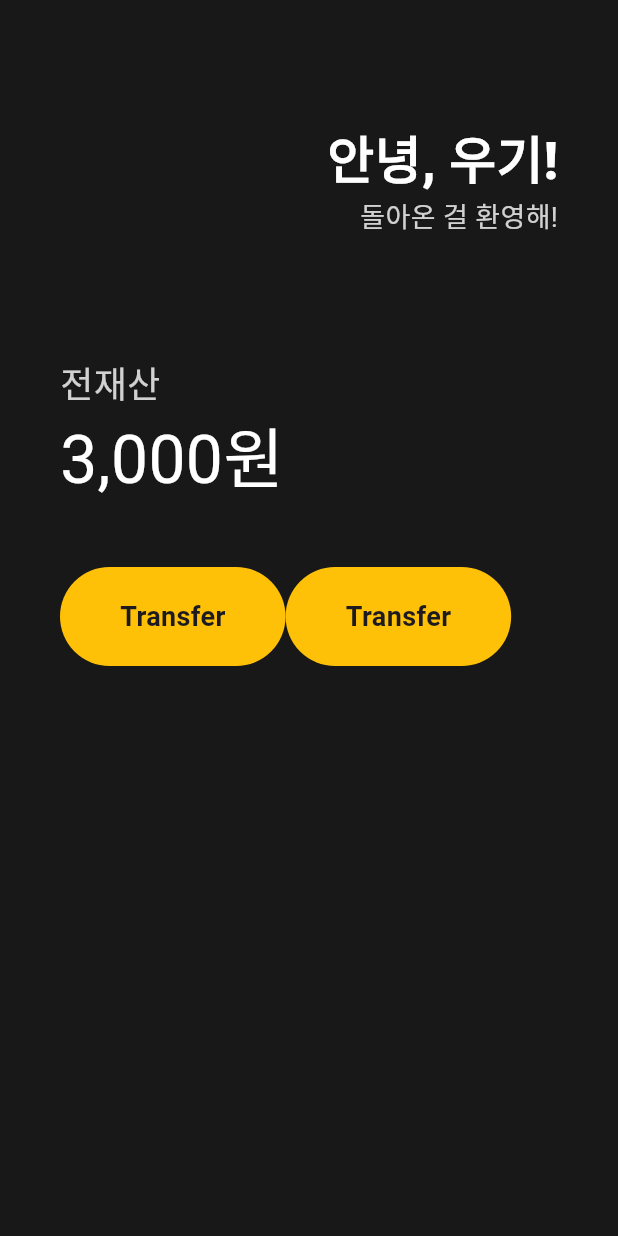
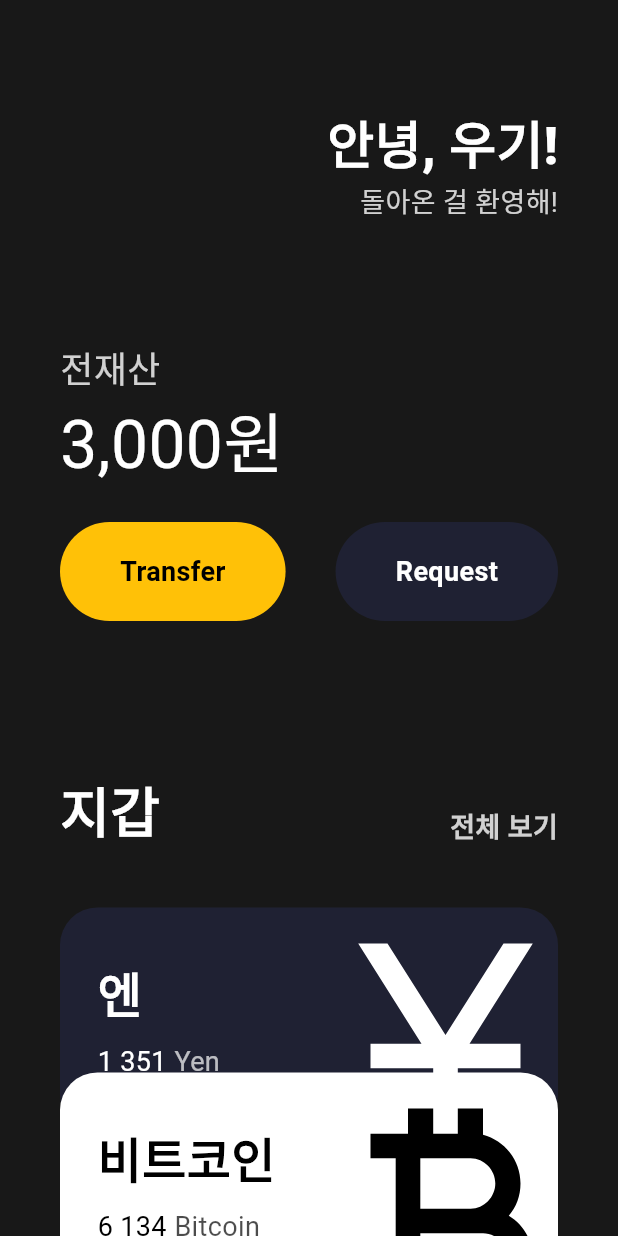
Before and after one commit to WooGi1020/flutter_study, a Flutter app: the screen it shows after launch, on a phone screen of 412 x 824 dp. Run offline on Flutter 3.47's test engine with Material 3 defaults, Android fonts, the phone set to English and light mode, and no system bars.

Commit message:
feat: wallet UI 작성

```diff
--- a/lib/main.dart
+++ b/lib/main.dart
@@ -1,4 +1,6 @@
 import 'package:flutter/material.dart';
+import 'package:flutter_study/widgets/button.dart';
+import 'package:flutter_study/widgets/card.dart';
 
 void main() {
   runApp(App());
@@ -12,12 +14,13 @@ class App extends StatelessWidget {
     return MaterialApp(
       home: Scaffold(
           backgroundColor: Color(0xFF181818),
-          body: Padding(
+          body: SingleChildScrollView(
+            child: Padding(
               padding: EdgeInsets.symmetric(horizontal: 40),
               child: Column(
                 children: [
                   SizedBox(
-                  height: 80,
+                    height: 70,
                   ),
                   Row(
                     mainAxisAlignment: MainAxisAlignment.end,
@@ -47,8 +50,6 @@ class App extends StatelessWidget {
                   SizedBox(
                     height: 80,
                   ),
-                Row(
-                  children: [
                   Column(
                     crossAxisAlignment: CrossAxisAlignment.start,
                     children: [
@@ -67,48 +68,73 @@ class App extends StatelessWidget {
                         ),
                       ),
                       SizedBox(
-                          height: 40,
+                        height: 20,
                       ),
                       Row(
                         mainAxisAlignment: MainAxisAlignment.spaceBetween,
                         children: [
-                            BasicButton(),
-                            BasicButton(),
+                          Button(
+                              text: 'Transfer',
+                              bgColor: Colors.amber,
+                              textColor: Colors.black),
+                          Button(
+                              text: 'Request',
+                              bgColor: Color(0xFF1F2133),
+                              textColor: Colors.white)
                         ],
                       )
                     ],
-                    )
+                  ),
+                  SizedBox(
+                    height: 100,
+                  ),
+                  Row(
+                    mainAxisAlignment: MainAxisAlignment.spaceBetween,
+                    crossAxisAlignment: CrossAxisAlignment.end,
+                    children: [
+                      Text(
+                        '지갑',
+                        style: TextStyle(
+                          fontSize: 36,
+                          color: Colors.white,
+                          fontWeight: FontWeight.w600,
+                        ),
+                      ),
+                      Text(
+                        '전체 보기',
+                        style: TextStyle(
+                          fontSize: 18,
+                          color: Colors.white.withValues(alpha: 0.8),
+                          fontWeight: FontWeight.w600,
+                        ),
+                      ),
                     ],
-                )
+                  ),
+                  SizedBox(
+                    height: 40,
+                  ),
+                  CurrencyCard(
+                      name: '엔',
+                      code: 'Yen',
+                      amount: '1 351',
+                      icon: Icons.currency_yen),
+                  CurrencyCard(
+                      name: '비트코인',
+                      code: 'Bitcoin',
+                      amount: '6 134',
+                      isInverted: true,
+                      order: 2,
+                      icon: Icons.currency_bitcoin),
+                  CurrencyCard(
+                      name: '파운드',
+                      code: 'Pound',
+                      amount: '5 121',
+                      order: 4,
+                      icon: Icons.currency_pound),
                 ],
+              ),
             ),
           )),
     );
   }
 }
-
-class BasicButton extends StatelessWidget {
-  const BasicButton({
-    super.key,
-  });
-
-  @override
-  Widget build(BuildContext context) {
-    return Container(
-      decoration: BoxDecoration(
-        color: Colors.amber,
-        borderRadius: BorderRadius.all(Radius.circular(45)),
-      ),
-      child: Padding(
-        padding: EdgeInsets.symmetric(
-          vertical: 20,
-          horizontal: 40,
-        ),
-        child: Text(
-          'Transfer',
-          style: TextStyle(fontSize: 18, fontWeight: FontWeight.bold),
-        ),
-      ),
-    );
-  }
-}
--- /dev/null
+++ b/lib/widgets/button.dart
@@ -0,0 +1,34 @@
+import 'package:flutter/material.dart';
+
+class Button extends StatelessWidget {
+  final String text;
+  final Color bgColor;
+  final Color textColor;
+
+  const Button(
+      {super.key,
+      required this.text,
+      required this.bgColor,
+      required this.textColor});
+
+  @override
+  Widget build(BuildContext context) {
+    return Container(
+      decoration: BoxDecoration(
+        color: bgColor,
+        borderRadius: BorderRadius.all(Radius.circular(45)),
+      ),
+      child: Padding(
+        padding: EdgeInsets.symmetric(
+          vertical: 20,
+          horizontal: 40,
+        ),
+        child: Text(
+          text,
+          style: TextStyle(
+              fontSize: 18, color: textColor, fontWeight: FontWeight.w600),
+        ),
+      ),
+    );
+  }
+}
--- /dev/null
+++ b/lib/widgets/card.dart
@@ -0,0 +1,88 @@
+import 'package:flutter/material.dart';
+
+class CurrencyCard extends StatelessWidget {
+  final String name, code, amount;
+  final IconData icon;
+  final bool isInverted;
+  final int order;
+
+  const CurrencyCard(
+      {super.key,
+      required this.name,
+      required this.code,
+      required this.amount,
+      required this.icon,
+      this.order = 0,
+      this.isInverted = false});
+
+  @override
+  Widget build(BuildContext context) {
+    return Transform.translate(
+      offset: Offset(0, -order * 20),
+      child: Container(
+          clipBehavior: Clip.hardEdge,
+          decoration: BoxDecoration(
+            color: isInverted ? Colors.white : Color(0xFF1F2133),
+            borderRadius: BorderRadius.all(Radius.circular(25)),
+          ),
+          child: Padding(
+            padding: const EdgeInsets.all(25),
+            child: Row(
+              mainAxisAlignment: MainAxisAlignment.spaceBetween,
+              children: [
+                Column(
+                  crossAxisAlignment: CrossAxisAlignment.start,
+                  children: [
+                    Text(
+                      name,
+                      style: TextStyle(
+                        color: isInverted ? Colors.black : Colors.white,
+                        fontSize: 32,
+                        fontWeight: FontWeight.w600,
+                      ),
+                    ),
+                    SizedBox(
+                      height: 10,
+                    ),
+                    Row(
+                      children: [
+                        Text(
+                          amount,
+                          style: TextStyle(
+                            color: isInverted ? Colors.black : Colors.white,
+                            fontSize: 18,
+                          ),
+                        ),
+                        SizedBox(
+                          width: 5,
+                        ),
+                        Text(
+                          code,
+                          style: TextStyle(
+                            color: isInverted
+                                ? Colors.black.withValues(alpha: 0.7)
+                                : Colors.white.withValues(alpha: 0.7),
+                            fontSize: 18,
+                          ),
+                        )
+                      ],
+                    ),
+                  ],
+                ),
+                Transform.scale(
+                  scale: 2,
+                  child: Transform.translate(
+                    offset: Offset(0, 12),
+                    child: Icon(
+                      icon,
+                      color: isInverted ? Colors.black : Colors.white,
+                      size: 100,
+                    ),
+                  ),
+                )
+              ],
+            ),
+          )),
+    );
+  }
+}
```
Lines whose indentation alone changed are shown as unchanged.
